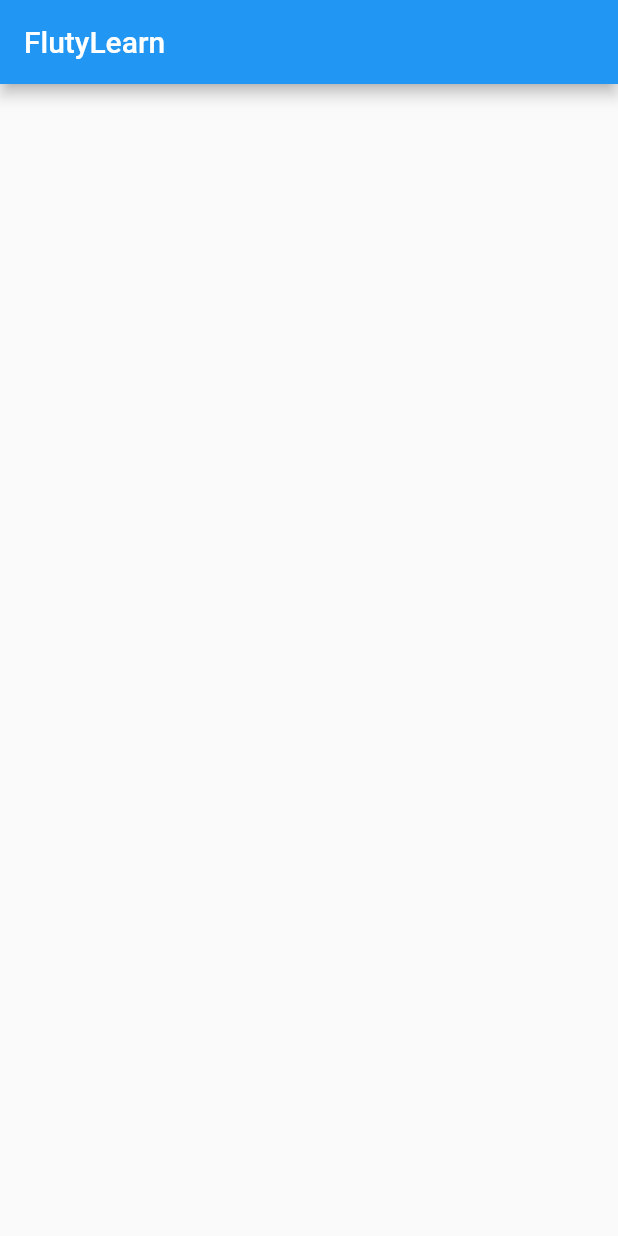
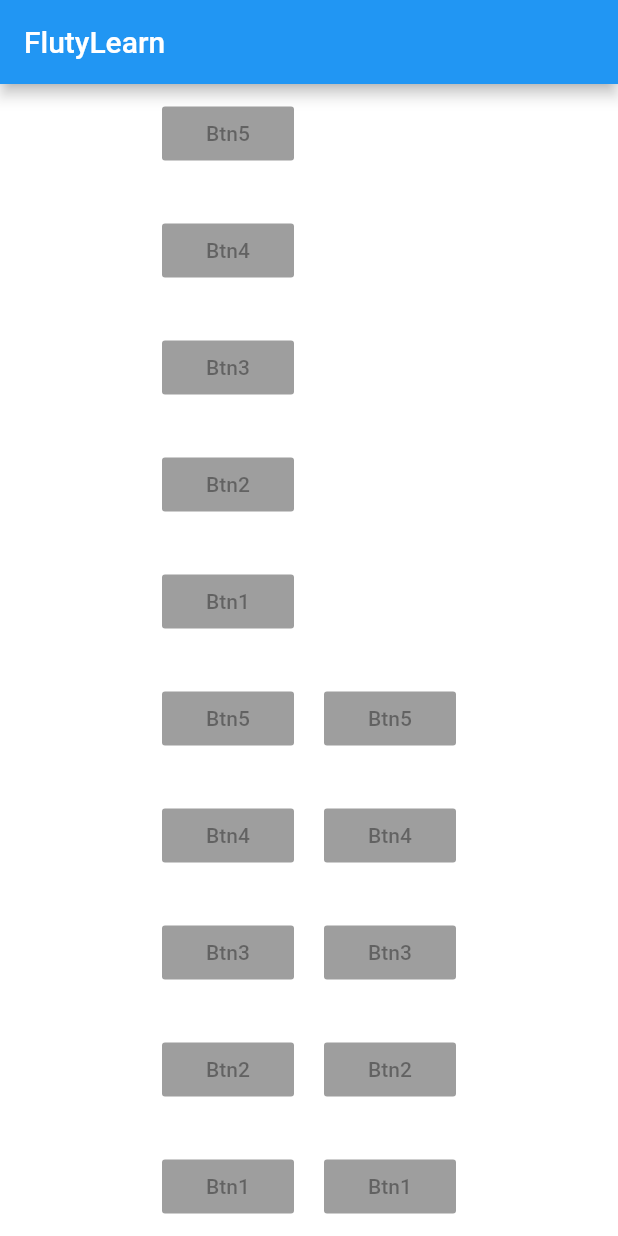
Before and after one commit to Er-Jrsingh/fluty_learn, a Flutter app: the screen it shows after launch, on a phone screen of 412 x 824 dp. Run offline on Flutter 3.47's test engine with Material 2 defaults, Android fonts, the phone set to English and light mode, and no system bars; Roboto replaces fonts that are missing (cursive).

Commit message:
Wrap Widget Properties

```diff
--- a/lib/main.dart
+++ b/lib/main.dart
@@ -6,9 +6,9 @@ void main() {
       debugShowCheckedModeBanner: false,
       title: "FlutyLearn",
       theme: ThemeData(
-        backgroundColor: Colors.deepPurple
-        ,fontFamily: "cursive",
-        ),
+        backgroundColor: Colors.deepPurple,
+        fontFamily: "cursive",
+      ),
       home: MyApp(),
     ),
   );
@@ -18,9 +18,85 @@ class MyApp extends StatelessWidget {
   @override
   Widget build(BuildContext context) {
     return Scaffold(
-      appBar: AppBar(
-        title: Text("FlutyLearn"),
-      ),
-    );
+        appBar: AppBar(
+          title: Text("FlutyLearn"),
+        ),
+        backgroundColor:Colors.white,
+        body: Center(
+          child: Wrap(
+
+            direction: Axis.vertical,
+            alignment: WrapAlignment.start,
+            crossAxisAlignment: WrapCrossAlignment.start,
+            verticalDirection: VerticalDirection.up,
+            spacing: 30.0,
+            runSpacing: 20.0,
+            children: [
+              RaisedButton(
+                onPressed: null,
+                child: Text("Btn1"),
+                color: Colors.pink,
+              ),
+              RaisedButton(
+                onPressed: null,
+                child: Text("Btn2"),
+              ),
+              RaisedButton(
+                onPressed: null,
+                child: Text("Btn3"),
+              ),
+              RaisedButton(
+                onPressed: null,
+                child: Text("Btn4"),
+              ),
+              RaisedButton(
+                onPressed: null,
+                child: Text("Btn5"),
+              ),
+               RaisedButton(
+                onPressed: null,
+                child: Text("Btn1"),
+                color: Colors.pink,
+              ),
+              RaisedButton(
+                onPressed: null,
+                child: Text("Btn2"),
+              ),
+              RaisedButton(
+                onPressed: null,
+                child: Text("Btn3"),
+              ),
+              RaisedButton(
+                onPressed: null,
+                child: Text("Btn4"),
+              ),
+              RaisedButton(
+                onPressed: null,
+                child: Text("Btn5"),
+              ),
+               RaisedButton(
+                onPressed: null,
+                child: Text("Btn1"),
+                color: Colors.pink,
+              ),
+              RaisedButton(
+                onPressed: null,
+                child: Text("Btn2"),
+              ),
+              RaisedButton(
+                onPressed: null,
+                child: Text("Btn3"),
+              ),
+              RaisedButton(
+                onPressed: null,
+                child: Text("Btn4"),
+              ),
+              RaisedButton(
+                onPressed: null,
+                child: Text("Btn5"),
+              ),
+            ],
+          ),
+        ));
   }
 }
```
